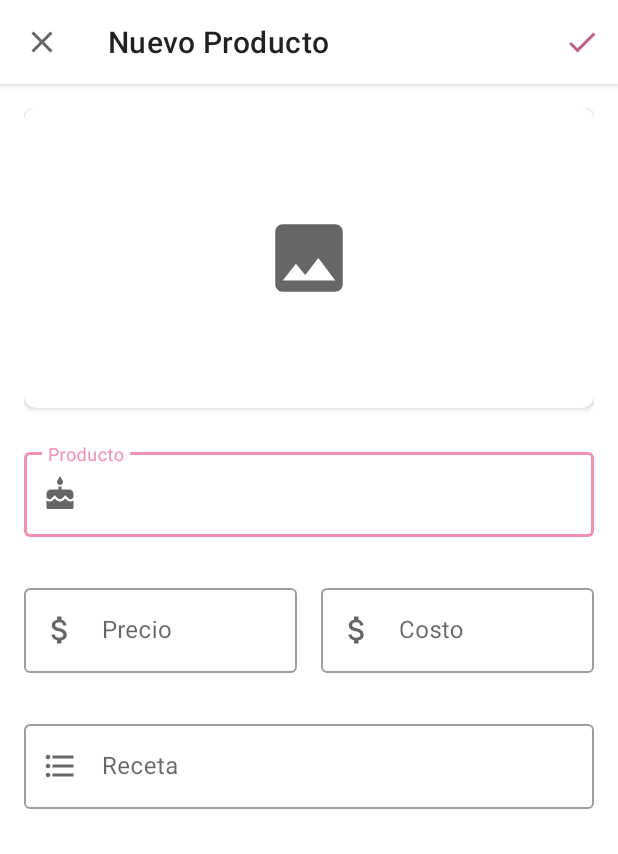
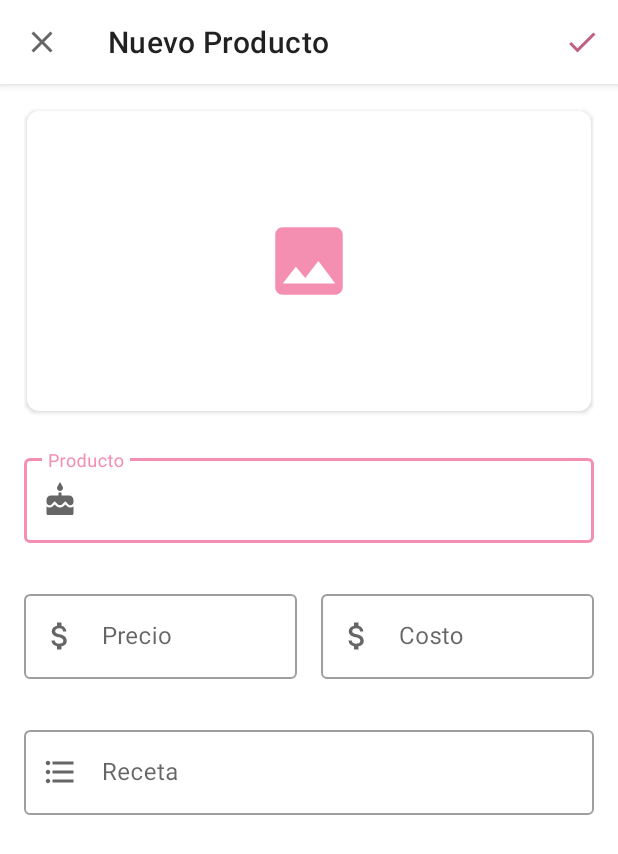
Before and after one commit to eormeno12/Miskiatty, an Android app: the ProductAddActivity screen opened directly, with no data from a screen before it, on a phone screen of 412 x 824 dp. Shown: the top 854 px of the screen. Run offline under Robolectric (Android 15) with nearby library versions, the phone set to English and light mode, and no system bars; our stand-ins replace data binding.

Commit message:
Data binding para las imágenes de los productos.
- Solicitud de permiso para acceder al almacenamiento del dispositivo.
- Ya se pueden agregar imágenes guardadas internamente en el dispositivo.
- Puede visualizarse en el recycler view, agregar y detalles del producto.

Mejoras:
- Poder editar el producto.
- Verificar que los campos ingresados en el añadir producto no sean vacíos.

```diff
--- a/app/src/main/AndroidManifest.xml
+++ b/app/src/main/AndroidManifest.xml
@@ -1,6 +1,8 @@
 <?xml version="1.0" encoding="utf-8"?>
 <manifest xmlns:android="http://schemas.android.com/apk/res/android"
     package="com.listen.to.miskiatty">
+
+    <uses-permission android:name="android.permission.READ_EXTERNAL_STORAGE"/>
 
     <application
         android:allowBackup="true"
--- a/app/src/main/java/com/listen/to/miskiatty/model/database/Product.kt
+++ b/app/src/main/java/com/listen/to/miskiatty/model/database/Product.kt
@@ -1,5 +1,6 @@
 package com.listen.to.miskiatty.model.database
 
+import android.graphics.Bitmap
 import androidx.room.Entity
 import androidx.room.PrimaryKey
 import java.io.Serializable
@@ -8,7 +9,7 @@ import java.io.Serializable
 data class Product(
         @PrimaryKey(autoGenerate = true)
         val id: Int = 0,
-        val image: Int,
+        val image: Bitmap,
         val name: String,
         val price: Float,
         val cost: Float,
--- a/app/src/main/java/com/listen/to/miskiatty/model/database/room/RoomDb.kt
+++ b/app/src/main/java/com/listen/to/miskiatty/model/database/room/RoomDb.kt
@@ -1,9 +1,8 @@
 package com.listen.to.miskiatty.model.database.room
 
 import android.content.Context
-import androidx.room.Database
-import androidx.room.Room
-import androidx.room.RoomDatabase
+import androidx.room.*
+import com.listen.to.miskiatty.model.converters.ImageConverters
 import com.listen.to.miskiatty.model.database.Product
 import com.listen.to.miskiatty.model.database.ProductDao
 
@@ -11,6 +10,7 @@ import com.listen.to.miskiatty.model.database.ProductDao
     entities = [Product::class],
     version = 1
 )
+@TypeConverters(ImageConverters::class)
 
 abstract class RoomDb: RoomDatabase() {
 
--- a/app/src/main/java/com/listen/to/miskiatty/view/ui/products/ProductAddActivity.kt
+++ b/app/src/main/java/com/listen/to/miskiatty/view/ui/products/ProductAddActivity.kt
@@ -1,48 +1,54 @@
 package com.listen.to.miskiatty.view.ui.products
 
+import android.app.Activity
+import android.content.Intent
+import android.graphics.Bitmap
+import android.graphics.BitmapFactory
+import android.graphics.drawable.Drawable
+import android.net.Uri
 import androidx.appcompat.app.AppCompatActivity
 import android.os.Bundle
 import android.view.LayoutInflater
-import android.view.Menu
-import android.view.View
 import android.view.ViewGroup
+import android.widget.ImageView
+import androidx.appcompat.widget.AppCompatImageView
 import androidx.appcompat.widget.Toolbar
+import androidx.core.net.toUri
 import androidx.databinding.DataBindingUtil
 import androidx.lifecycle.ViewModelProvider
-import androidx.navigation.findNavController
 import com.listen.to.miskiatty.R
+import com.listen.to.miskiatty.databinding.ActivityLoginBinding
 import com.listen.to.miskiatty.databinding.ActivityProductAddBinding
-import com.listen.to.miskiatty.generated.callback.OnClickListener
 import com.listen.to.miskiatty.model.database.Product
 import com.listen.to.miskiatty.viewmodel.LoginViewModel
 import com.listen.to.miskiatty.viewmodel.ProductAddViewModel
 import com.listen.to.miskiatty.viewmodel.ProductViewModel
+import java.io.InputStream
 
 class ProductAddActivity : AppCompatActivity() {
 
-    private var productViewModel: ProductAddViewModel? = null
+    private var productAddViewModel: ProductAddViewModel? = null
     private var navigationComesFromProductDetails: Boolean = false
     private lateinit var binding: ActivityProductAddBinding
     private lateinit var toolbar: Toolbar
 
     override fun onCreate(savedInstanceState: Bundle?) {
         super.onCreate(savedInstanceState)
-        binding = ActivityProductAddBinding.inflate(layoutInflater)
-        setContentView(binding.root)
+        setContentView(R.layout.activity_product_add)
 
-        setUpProductViewModel()
+        setupBinding()
         setUpToolbar()
     }
 
     override fun onStart() {
         super.onStart()
         navigationComesFromProductDetails =
-                productViewModel?.intentHasData(this) == true
+                productAddViewModel?.intentHasData(this) == true
 
         if (navigationComesFromProductDetails){
-            productViewModel?.callProduct(this)
+            productAddViewModel?.callProduct(this)
 
-            productViewModel?.getProduct()?.observe(this, { product ->
+            productAddViewModel?.getProduct()?.observe(this, { product ->
                 binding.product.editText?.setText(product.name)
                 binding.price.editText?.setText(product.price.toString())
                 binding.cost.editText?.setText(product.cost.toString())
@@ -51,10 +57,32 @@ class ProductAddActivity : AppCompatActivity() {
         }
     }
 
-    private fun setUpProductViewModel() {
-        productViewModel = ViewModelProvider
+    private fun setupBinding(){
+        binding = DataBindingUtil.setContentView(this, R.layout.activity_product_add)
+        productAddViewModel = ViewModelProvider
                 .NewInstanceFactory()
                 .create(ProductAddViewModel::class.java)
+
+        binding.productAddViewModel = productAddViewModel
+    }
+
+    var imageBitmap: Bitmap? = null
+
+    override fun onActivityResult(requestCode: Int, resultCode: Int, data: Intent?) {
+        super.onActivityResult(requestCode, resultCode, data)
+        if (requestCode == productAddViewModel?.REQUEST_IMAGE_GALLERY){
+            if(resultCode == Activity.RESULT_OK && data != null){
+
+                val imageUri = data.data!!
+                val inputStream = contentResolver.openInputStream(imageUri)
+                imageBitmap = BitmapFactory.decodeStream(inputStream)
+
+                binding.btImage.apply {
+                    setImageBitmap(imageBitmap)
+                    scaleType = ImageView.ScaleType.CENTER_CROP
+                }
+            }
+        }
     }
 
     private fun setUpToolbar(){
@@ -75,12 +103,12 @@ class ProductAddActivity : AppCompatActivity() {
                 R.id.confirm_product -> {
 
                     if (navigationComesFromProductDetails){
-                        productViewModel?.updateProductRoom(applicationContext,
+                        productAddViewModel?.updateProductRoom(applicationContext,
                                 lifecycle,
                                 buildProduct())
 
                     } else {
-                        productViewModel?.addProductRoom(applicationContext,
+                        productAddViewModel?.addProductRoom(applicationContext,
                                 lifecycle,
                                 buildProduct())
                     }
@@ -94,9 +122,10 @@ class ProductAddActivity : AppCompatActivity() {
         }
     }
 
+
     private fun buildProduct(): Product{
         return Product(
-                image = 10,
+                image = imageBitmap!!,
                 name = binding.product.editText?.text.toString(),
                 price = binding.price.editText?.text.toString().toFloat(),
                 cost = binding.cost.editText?.text.toString().toFloat(),
--- a/app/src/main/java/com/listen/to/miskiatty/view/ui/products/ProductDetailsActivity.kt
+++ b/app/src/main/java/com/listen/to/miskiatty/view/ui/products/ProductDetailsActivity.kt
@@ -24,8 +24,9 @@ class ProductDetailsActivity : AppCompatActivity() {
 
     override fun onCreate(savedInstanceState: Bundle?) {
         super.onCreate(savedInstanceState)
-        setContentView(R.layout.activity_product_details)
         setUpBinding()
+        setContentView(binding.root)
+
         setUpToolbar()
     }
 
--- a/app/src/main/java/com/listen/to/miskiatty/view/ui/products/ProductsFragment.kt
+++ b/app/src/main/java/com/listen/to/miskiatty/view/ui/products/ProductsFragment.kt
@@ -7,7 +7,6 @@ import android.os.Bundle
 import android.util.Log
 import android.view.*
 import android.widget.SearchView
-import androidx.appcompat.widget.Toolbar
 import androidx.databinding.DataBindingUtil
 import androidx.fragment.app.Fragment
 import androidx.lifecycle.ViewModelProvider
--- a/app/src/main/res/drawable/ic_baseline_image_60.xml
+++ b/app/src/main/res/drawable/ic_baseline_image_60.xml
@@ -1,4 +1,4 @@
-<vector android:height="60dp" android:tint="?attr/colorControlNormal"
+<vector android:height="60dp" android:tint="?attr/colorPrimary"
     android:viewportHeight="24" android:viewportWidth="24"
     android:width="60dp" xmlns:android="http://schemas.android.com/apk/res/android">
     <path android:fillColor="@android:color/white" android:pathData="M21,19V5c0,-1.1 -0.9,-2 -2,-2H5c-1.1,0 -2,0.9 -2,2v14c0,1.1 0.9,2 2,2h14c1.1,0 2,-0.9 2,-2zM8.5,13.5l2.5,3.01L14.5,12l4.5,6H5l3.5,-4.5z"/>
--- /dev/null
+++ b/app/src/main/res/drawable/sp_rounded_rectangle.xml
@@ -0,0 +1,5 @@
+<?xml version="1.0" encoding="utf-8"?>
+<shape xmlns:android="http://schemas.android.com/apk/res/android" android:shape="rectangle">
+    <solid android:color="@color/white"/>
+    <corners android:radius="8dp"/>
+</shape>
--- a/app/src/main/res/layout/activity_product_add.xml
+++ b/app/src/main/res/layout/activity_product_add.xml
@@ -4,7 +4,9 @@
     xmlns:tools="http://schemas.android.com/tools">
 
     <data>
-
+        <variable
+            name="productAddViewModel"
+            type="com.listen.to.miskiatty.viewmodel.ProductAddViewModel" />
     </data>
 
     <androidx.appcompat.widget.LinearLayoutCompat
@@ -40,19 +42,16 @@
                 android:orientation="vertical"
                 android:padding="16dp">
 
-                <androidx.cardview.widget.CardView
+                <androidx.appcompat.widget.AppCompatImageView
+                    android:id="@+id/btImage"
                     android:layout_width="match_parent"
-                    android:layout_height="wrap_content"
-                    app:cardCornerRadius="8dp"
-                    android:elevation="@dimen/cardview_default_elevation">
-
-                    <androidx.appcompat.widget.AppCompatImageButton
-                        android:layout_width="match_parent"
-                        android:layout_height="200dp"
-                        android:backgroundTint="@color/white"
-                        android:src="@drawable/ic_baseline_image_60" />
-
-                </androidx.cardview.widget.CardView>
+                    android:layout_height="200dp"
+                    android:layout_margin="2dp"
+                    android:background="@drawable/sp_rounded_rectangle"
+                    android:elevation="@dimen/cardview_default_elevation"
+                    app:srcCompat="@drawable/ic_baseline_image_60"
+                    android:scaleType="center"
+                    android:onClick="@{() -> productAddViewModel.onClickPickImage(context)}"/>
 
                 <com.google.android.material.textfield.TextInputLayout
                     android:id="@+id/product"
--- a/app/src/main/res/layout/template_product.xml
+++ b/app/src/main/res/layout/template_product.xml
@@ -17,18 +17,20 @@
         android:layout_width="match_parent"
         android:layout_height="wrap_content"
         android:layout_marginVertical="8dp"
-        android:layout_marginHorizontal="16dp">
+        android:layout_marginHorizontal="14dp">
 
         <com.google.android.material.card.MaterialCardView
             android:layout_width="match_parent"
             android:layout_height="200dp"
             android:elevation="@dimen/cardview_default_elevation"
+            android:layout_margin="2dp"
             app:cardCornerRadius="8dp">
 
             <androidx.appcompat.widget.AppCompatImageView
                 android:layout_width="match_parent"
                 android:layout_height="match_parent"
-                android:src="@drawable/ic_launcher_background"
+                tools:src="@drawable/ic_launcher_background"
+                srcBitmap="@{productViewModel.getProductAt(position).image}"
                 android:scaleType="centerCrop" />
 
             <androidx.appcompat.widget.AppCompatTextView
--- a/app/src/main/res/values/themes.xml
+++ b/app/src/main/res/values/themes.xml
@@ -14,7 +14,7 @@
         <!-- Customize your theme here. -->
     </style>
 
-    <style name="SplashScreen" parent="Theme.MaterialComponents.DayNight.NoActionBar">
+    <style name="SplashScreen" parent="Theme.Miskiatty">
         <item name="android:windowBackground">
             @drawable/layerlist_splash
         </item>
```
Also changed, not shown: app/src/main/java/com/listen/to/miskiatty/model/converters/ImageConverters.kt (added, +20 -0 lines), app/src/main/java/com/listen/to/miskiatty/model/permissions/ExternalStorageService.kt (added, +37 -0 lines), app/src/main/java/com/listen/to/miskiatty/viewmodel/ProductAddViewModel.kt (+30 -0 lines), app/src/main/java/com/listen/to/miskiatty/viewmodel/ProductViewModel.kt (+7 -0 lines), app/src/main/res/layout/activity_product_details.xml (+9 -13 lines).
